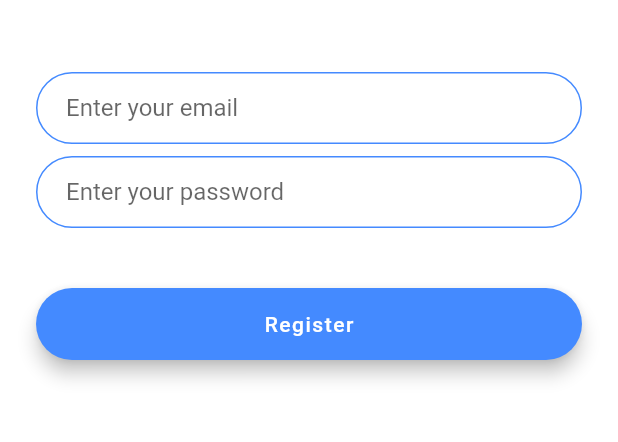
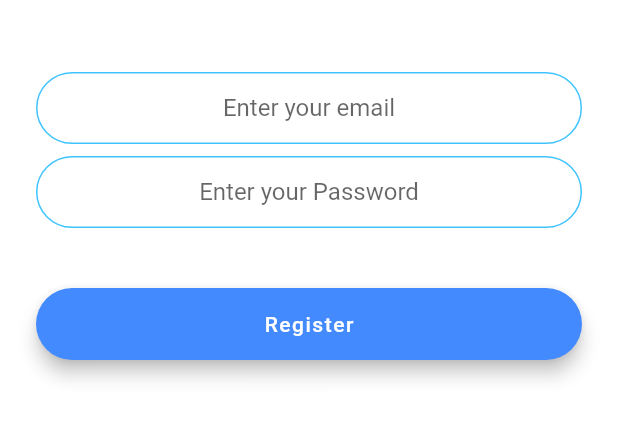
Before and after one commit to akshaykoni174285/messenger-app, a Flutter app: the screen it shows after launch, after a tap on "Register", on a phone screen of 412 x 824 dp, the part 576-1018 px from its top. Run offline on Flutter 3.47's test engine with Material 2 defaults, Android fonts, the phone set to English and light mode, and no system bars; our stand-ins replace animated_text_kit, firebase_auth, firebase_core; accounts and stored records are empty.

Commit message:
firebase registration

```diff
--- a/lib/main.dart
+++ b/lib/main.dart
@@ -3,8 +3,16 @@ import 'screens/chat_screen.dart';
 import 'screens/login_screen.dart';
 import 'screens/registration_screen.dart';
 import 'screens/welcome_screen.dart';
+import 'package:firebase_core/firebase_core.dart';
 
-void main() => runApp(FlashChat());
+void main() async {
+  WidgetsFlutterBinding.ensureInitialized();
+  // Initialize Firebase
+  await Firebase.initializeApp();
+  runApp(
+    FlashChat(),
+  );
+}
 
 class FlashChat extends StatelessWidget {
   @override
--- a/lib/screens/registration_screen.dart
+++ b/lib/screens/registration_screen.dart
@@ -1,5 +1,9 @@
 import 'package:flutter/material.dart';
+import 'package:flutter/painting.dart';
 import 'package:messenger_application/components/rounded_button.dart';
+import 'package:messenger_application/constants.dart';
+import 'package:firebase_auth/firebase_auth.dart';
+import 'chat_screen.dart';
 
 class RegistrationScreen extends StatefulWidget {
   static const id = 'registration_screen';
@@ -8,6 +12,11 @@ class RegistrationScreen extends StatefulWidget {
 }
 
 class _RegistrationScreenState extends State<RegistrationScreen> {
+  final _auth = FirebaseAuth.instance;
+
+  late String email;
+  late String password;
+
   @override
   Widget build(BuildContext context) {
     return Scaffold(
@@ -29,58 +38,43 @@ class _RegistrationScreenState extends State<RegistrationScreen> {
               height: 48.0,
             ),
             TextField(
+                keyboardType: TextInputType.emailAddress,
+                textAlign: TextAlign.center,
                 onChanged: (value) {
                   //Do something with the user input.
+                  email = value;
                 },
-              decoration: InputDecoration(
-                hintText: 'Enter your email',
-                contentPadding:
-                    EdgeInsets.symmetric(vertical: 10.0, horizontal: 20.0),
-                border: OutlineInputBorder(
-                  borderRadius: BorderRadius.all(Radius.circular(32.0)),
-                ),
-                enabledBorder: OutlineInputBorder(
-                  borderSide: BorderSide(color: Colors.blueAccent, width: 1.0),
-                  borderRadius: BorderRadius.all(Radius.circular(32.0)),
-                ),
-                focusedBorder: OutlineInputBorder(
-                  borderSide: BorderSide(color: Colors.blueAccent, width: 2.0),
-                  borderRadius: BorderRadius.all(Radius.circular(32.0)),
-                ),
-              ),
-            ),
+                decoration: KMaterialButtonStyle.copyWith(
+                    hintText: 'Enter your email')),
             SizedBox(
               height: 8.0,
             ),
             TextField(
+                obscureText: true,
+                textAlign: TextAlign.center,
                 onChanged: (value) {
                   //Do something with the user input.
+                  password = value;
                 },
-              decoration: InputDecoration(
-                hintText: 'Enter your password',
-                contentPadding:
-                    EdgeInsets.symmetric(vertical: 10.0, horizontal: 20.0),
-                border: OutlineInputBorder(
-                  borderRadius: BorderRadius.all(Radius.circular(32.0)),
-                ),
-                enabledBorder: OutlineInputBorder(
-                  borderSide: BorderSide(color: Colors.blueAccent, width: 1.0),
-                  borderRadius: BorderRadius.all(Radius.circular(32.0)),
-                ),
-                focusedBorder: OutlineInputBorder(
-                  borderSide: BorderSide(color: Colors.blueAccent, width: 2.0),
-                  borderRadius: BorderRadius.all(Radius.circular(32.0)),
-                ),
-              ),
-            ),
+                decoration: KMaterialButtonStyle.copyWith(
+                    hintText: 'Enter your Password')),
             SizedBox(
               height: 24.0,
             ),
             Material_Button(
               text: 'Register',
               color: Colors.blueAccent,
-              onpressed: () {},
-            )
+              onpressed: () async {
+                try {
+                  print('email : $email and password : $password');
+                  final newuser = await _auth.createUserWithEmailAndPassword(
+                      email: email, password: password);
+                  if (newuser != Null) {
+                    Navigator.pushNamed(context, ChatScreen.id);
+                  }
+                } catch (e) {}
+              },
+            ),
           ],
         ),
       ),
```
Also changed, not shown: lib/screens/chat_screen.dart (+18 -0 lines), lib/screens/login_screen.dart (+8 -18 lines), pubspec.lock, 2 other files. Lines whose indentation alone changed are shown as unchanged.
